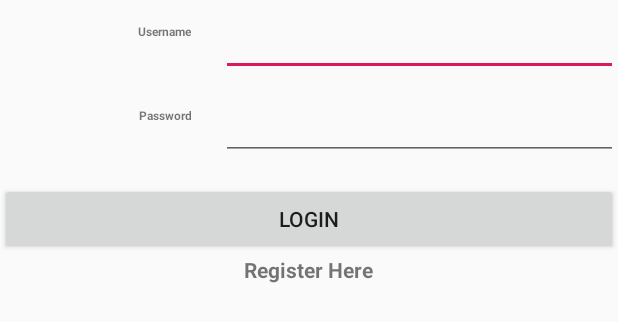
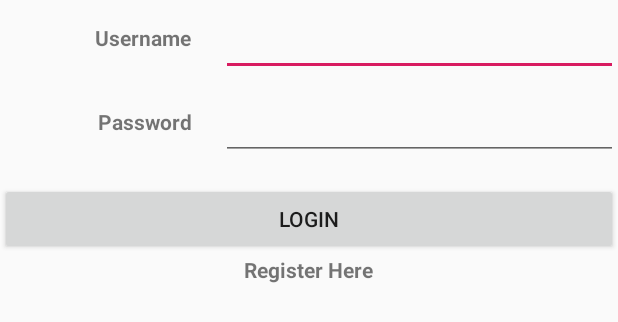
Before and after one commit to thaidatdh/android-cq2017-33-ttthinh-group03, an Android app: the layout activity_login.xml on its own in the app's theme, with its tools: preview values and no code run, on a phone screen of 412 x 824 dp. Shown: the top 322 px of the screen. Run offline under Robolectric (Android 15) with nearby library versions, the phone set to English and light mode, and no system bars.

Commit message:
delete old icon
delete old icon

```diff
--- a/app/src/main/res/layout/activity_login.xml
+++ b/app/src/main/res/layout/activity_login.xml
@@ -23,7 +23,7 @@
             android:layout_weight="2"
             android:padding="10dp"
             android:textAlignment="textEnd"
-            android:textSize="@dimen/text_size"
+
             tools:ignore="RtlCompat"
             android:textStyle="bold"
             android:text="Username"
@@ -54,7 +54,7 @@
             android:layout_weight="2"
             android:padding="10dp"
             android:textAlignment="textEnd"
-            android:textSize="@dimen/text_size"
+
             tools:ignore="RtlCompat"
             android:textStyle="bold"
             android:text="Password"
--- a/app/src/main/res/values/ic_launcher_app_background.xml
+++ /dev/null
@@ -1,4 +0,0 @@
-<?xml version="1.0" encoding="utf-8"?>
-<resources>
-    <color name="ic_launcher_app_background">#FFFE0B</color>
-</resources>
--- a/app/src/main/res/values/ic_launcher_background.xml
+++ b/app/src/main/res/values/ic_launcher_background.xml
@@ -1,4 +1,4 @@
 <?xml version="1.0" encoding="utf-8"?>
 <resources>
-    <color name="ic_launcher_background">#2CEAE7</color>
+    <color name="ic_launcher_background">#2CE8E5</color>
 </resources>
```
Also changed, not shown: app/src/main/res/layout/activity_register.xml (+8 -8 lines), app/src/main/ic_launcher-web.png, app/src/main/res/mipmap-hdpi/ic_launcher.png, app/src/main/res/mipmap-hdpi/ic_launcher_app_foreground.png (deleted), app/src/main/res/mipmap-hdpi/ic_launcher_round.png, app/src/main/res/mipmap-mdpi/ic_launcher.png, app/src/main/res/mipmap-mdpi/ic_launcher_app_foreground.png (deleted), app/src/main/res/mipmap-mdpi/ic_launcher_round.png, app/src/main/res/mipmap-xhdpi/ic_launcher.png, app/src/main/res/mipmap-xhdpi/ic_launcher_app_foreground.png (deleted), app/src/main/res/mipmap-xhdpi/ic_launcher_round.png, app/src/main/res/mipmap-xxhdpi/ic_launcher.png, app/src/main/res/mipmap-xxhdpi/ic_launcher_app_foreground.png (deleted), app/src/main/res/mipmap-xxhdpi/ic_launcher_round.png, 3 more files.
